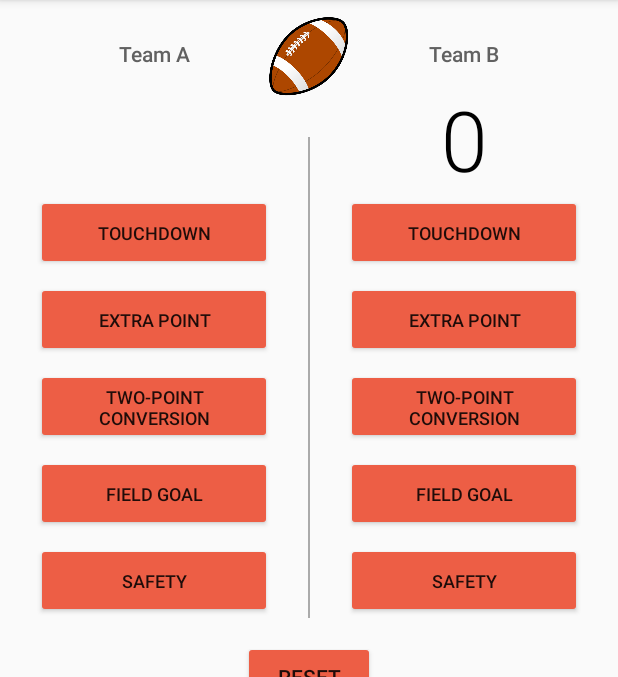
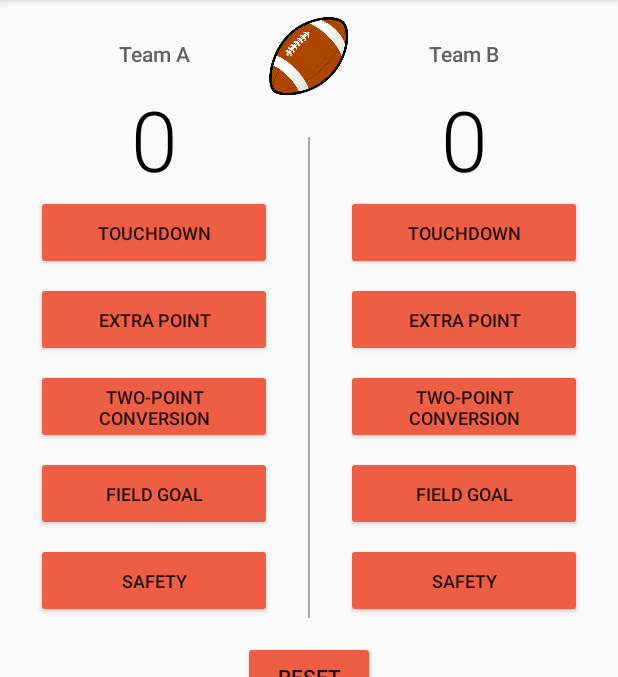
Before and after one commit to Medlinator/FootballCounter, an Android app: the screen it shows after launch (MainActivity), on a phone screen of 412 x 824 dp, the part 84-761 px from its top. Run offline under Robolectric (Android 15) with nearby library versions, the phone set to English and light mode, and no system bars.

```diff
--- a/app/src/main/res/layout/activity_main.xml
+++ b/app/src/main/res/layout/activity_main.xml
@@ -10,19 +10,19 @@
         android:layout_height="match_parent">
 
         <ImageView
+            android:id="@+id/imageView2"
             android:layout_width="75dp"
             android:layout_height="75dp"
             android:layout_alignParentTop="true"
             android:layout_centerHorizontal="true"
-            android:src="@drawable/football_image"
-            android:id="@+id/imageView2" />
+            android:src="@drawable/football_image" />
 
         <LinearLayout
+            android:id="@+id/linearLayout2"
             android:layout_width="match_parent"
             android:layout_height="wrap_content"
             android:layout_marginTop="16dp"
-            android:orientation="horizontal"
-            android:id="@+id/linearLayout2">
+            android:orientation="horizontal">
 
             <LinearLayout
                 android:layout_width="0dp"
@@ -46,7 +46,7 @@
                     android:layout_height="wrap_content"
                     android:fontFamily="sans-serif-light"
                     android:gravity="center"
-                    android:text=""
+                    android:text="0"
                     android:textColor="#000000"
                     android:textSize="56sp" />
 
--- a/build.gradle
+++ b/build.gradle
@@ -7,7 +7,7 @@ buildscript {
         jcenter()
     }
     dependencies {
-        classpath 'com.android.tools.build:gradle:3.0.1'
+        classpath 'com.android.tools.build:gradle:3.1.2'
 
 
         // NOTE: Do not place your application dependencies here; they belong
```
Also changed, not shown: gradle/wrapper/gradle-wrapper.properties.
